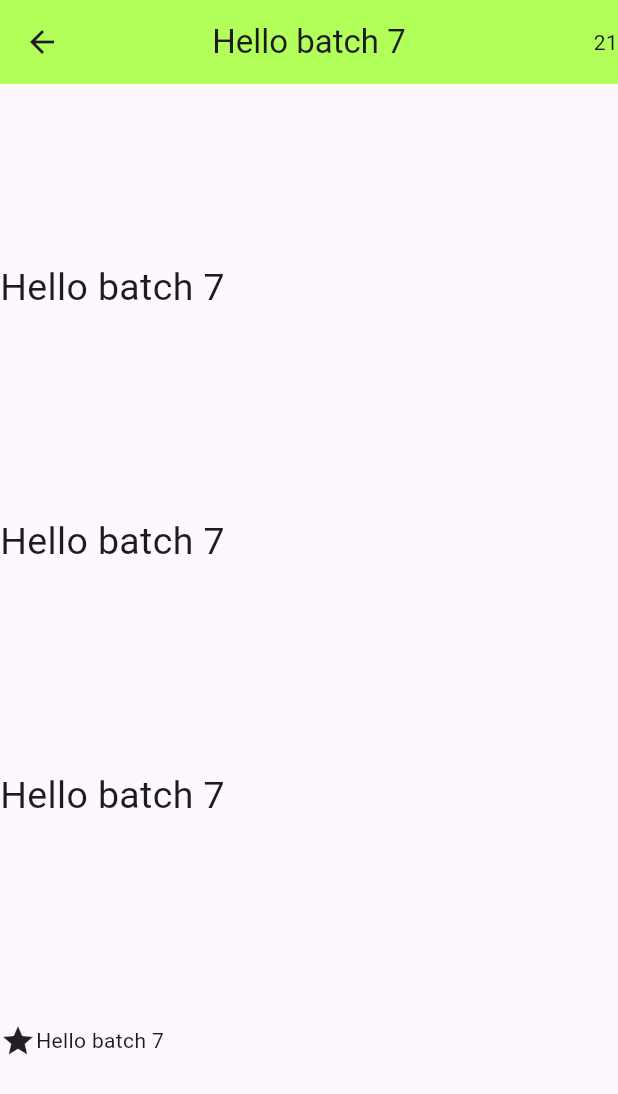
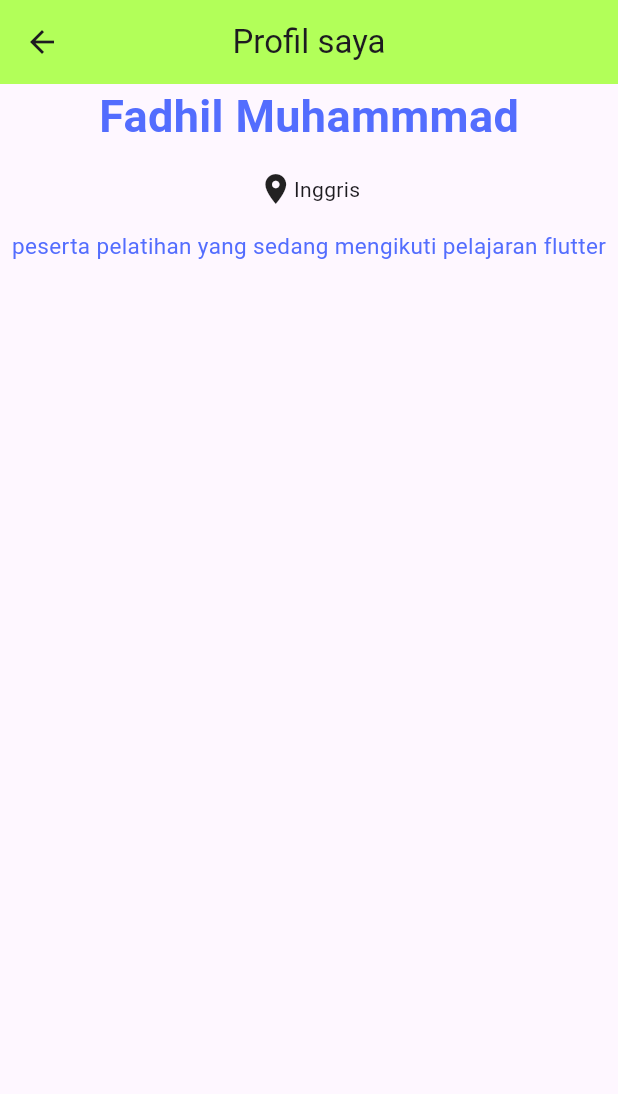
Before and after one commit to diilfadhil-creator/Tugas-Codingan, a Flutter app: the screen it shows after launch, on a phone screen of 412 x 824 dp. Shown: the top 1094 px of the screen. Run offline on Flutter 3.47's test engine with Material 3 defaults, Android fonts, the light colour scheme and no system bars.

Commit message:
tugas flutter 1

```diff
--- a/ppkd_belajar_b3/ppkd_belajar/lib/main.dart
+++ b/ppkd_belajar_b3/ppkd_belajar/lib/main.dart
@@ -2,6 +2,7 @@ import 'package:flutter/material.dart';
 import 'package:ppkd_belajar/day_5/layouting.dart';
 import 'package:ppkd_belajar/day_5/scaffold.dart';
 import 'package:ppkd_belajar/day_5/styling.dart';
+import 'package:ppkd_belajar/tugas_1/tugas1.dart';
 
 void main() {
   runApp(const MyApp());
@@ -34,7 +35,7 @@ class MyApp extends StatelessWidget {
         colorScheme: .fromSeed(seedColor: Colors.deepPurple),
       ),
       home:
-          const StylingDay5(), // TODO: Complete implementationDay5// TODO: Complete implementation// TODO: Complete implementationldDay5(),
+          const Tugas1(), // TODO: Complete implementationDay5// TODO: Complete implementation// TODO: Complete implementationldDay5(),
     );
   }
 }
--- /dev/null
+++ b/ppkd_belajar_b3/ppkd_belajar/lib/tugas_1/tugas1.dart
@@ -0,0 +1,46 @@
+import 'package:flutter/material.dart';
+
+class Tugas1 extends StatelessWidget {
+  const Tugas1({super.key});
+
+  @override
+  Widget build(BuildContext context) {
+    return Scaffold(
+      appBar: AppBar(
+        backgroundColor: Colors.lightGreenAccent,
+        title: const Text('Profil saya'),
+        centerTitle: true,
+        leading: Icon(Icons.arrow_back),
+      ),
+      body: Column(
+        mainAxisAlignment: MainAxisAlignment.start,
+        spacing: 15,
+        children: [
+          Text(
+            "Fadhil Muhammmad",
+            style: TextStyle(
+              fontSize: 30,
+              fontWeight: FontWeight.bold,
+              color: Colors.indigoAccent,
+              decorationStyle: TextDecorationStyle.dotted,
+            ),
+          ),
+
+          Row(
+            mainAxisAlignment: MainAxisAlignment.center,
+            children: [Icon(Icons.location_on), Text(("Inggris"))],
+          ),
+          Text(
+            "peserta pelatihan yang sedang mengikuti pelajaran flutter",
+            style: TextStyle(
+              fontSize: 15,
+              fontWeight: FontWeight.normal,
+              color: Colors.indigoAccent,
+              decorationStyle: TextDecorationStyle.dotted,
+            ),
+          ),
+        ],
+      ),
+    );
+  }
+}
```
